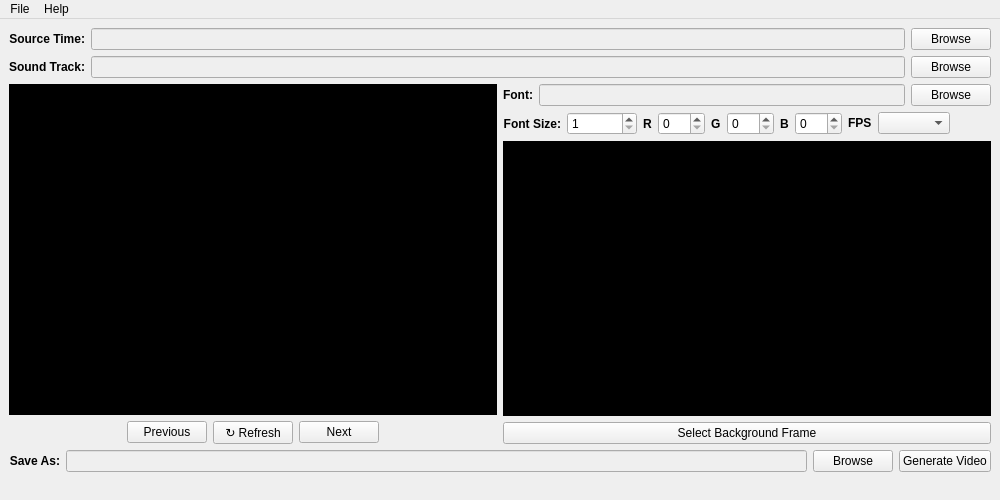
Old version of the form layouts/main_dialog.ui in the repository dgaiero/SubVid.
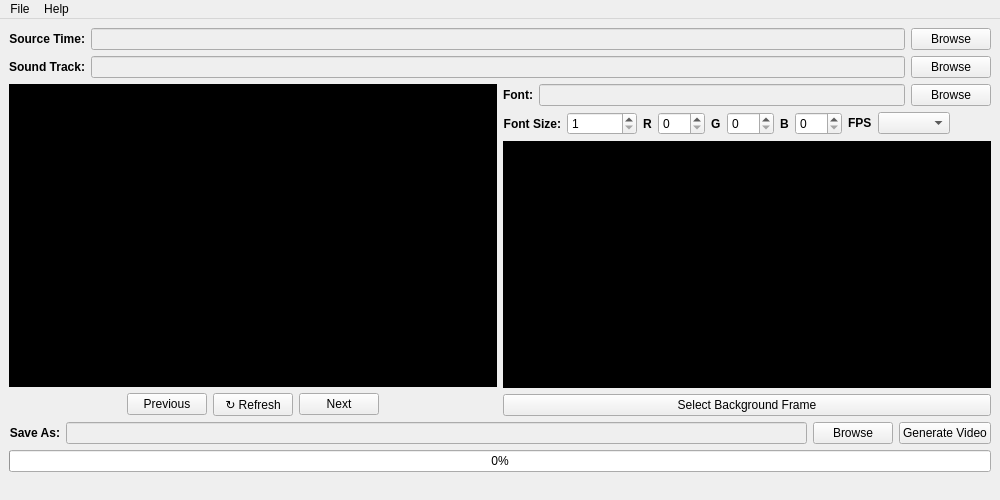
New version of the form. Icons and pictures are not drawn.

Commit message: add progress bar to main window UI

What changed in the file:
```diff
--- a/layouts/main_dialog.ui
+++ b/layouts/main_dialog.ui
@@ -5,6 +5,9 @@
   <property name="windowModality">
    <enum>Qt::ApplicationModal</enum>
   </property>
+  <property name="enabled">
+   <bool>true</bool>
+  </property>
   <property name="geometry">
    <rect>
     <x>0</x>
@@ -589,6 +592,19 @@
         </item>
        </layout>
       </item>
+      <item>
+       <widget class="QProgressBar" name="video_generation_progress">
+        <property name="enabled">
+         <bool>true</bool>
+        </property>
+        <property name="value">
+         <number>0</number>
+        </property>
+        <property name="invertedAppearance">
+         <bool>false</bool>
+        </property>
+       </widget>
+      </item>
      </layout>
     </item>
    </layout>
```
The commit also changes 1 other file.
